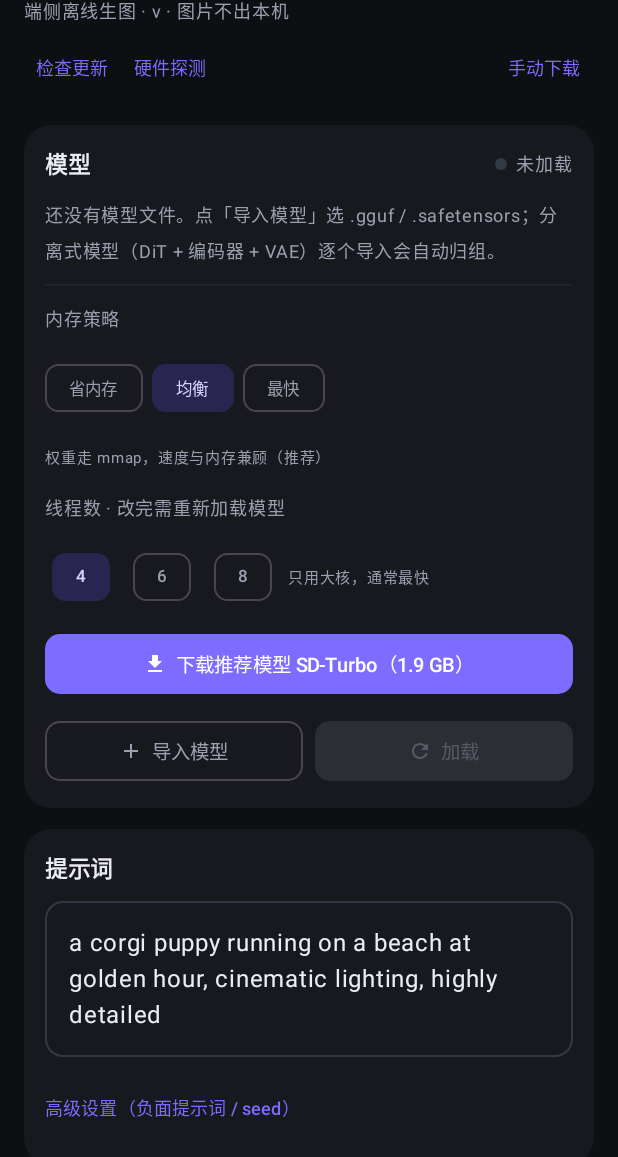
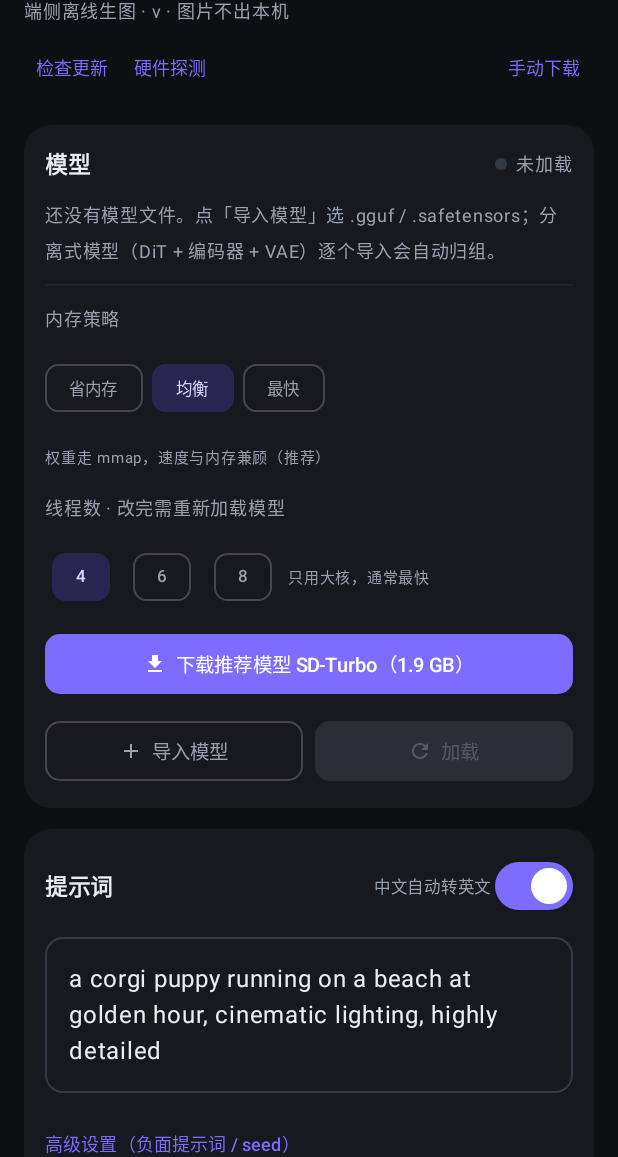
Before and after one commit to dayouAI777/phone-image-huawei, an Android app built with Jetpack Compose: the screen it shows after launch (MainActivity), on a phone screen of 412 x 824 dp, the part 79-1236 px from its top. Run offline under Robolectric (Android 15) with nearby library versions, the phone set to English and light mode, and no system bars.

Commit message:
v1.6.0: 中文提示词转换 + 耗时预估
- ZhPrompt: 内置约 300 条中英提示词词表，最长匹配切词。SD-Turbo 的 CLIP 是英文 BPE，
  中文会被切成 byte token，出图必然是噪声，这是模型架构限制
- PromptCard: 中文自动转英文开关（默认开）+ 实时转换预览，认不出的词标红提示
- 生成按钮下方显示「预计耗时」：上次实测单步耗时 x 步数 x 分辨率面积比 + 12s 固定开销，
  超 2 分钟标红
- UiState 增加 lastStepSeconds / lastPixels 供预估
- 版本 1.6.0 / versionCode 8

```diff
--- a/app/build.gradle.kts
+++ b/app/build.gradle.kts
@@ -6,8 +6,8 @@ plugins {
 
 // -Pqwenpaint.vulkan=true 编出带 ggml Vulkan 后端的 so（Maleoon GPU 路径）
 val useVulkan: Boolean = (project.findProperty("qwenpaint.vulkan") as String?)?.toBoolean() ?: false
-val versionCodeValue: Int = (project.findProperty("qwenpaint.versionCode") as String?)?.toInt() ?: 7
-val versionNameValue: String = (project.findProperty("qwenpaint.versionName") as String?) ?: "1.5.0"
+val versionCodeValue: Int = (project.findProperty("qwenpaint.versionCode") as String?)?.toInt() ?: 8
+val versionNameValue: String = (project.findProperty("qwenpaint.versionName") as String?) ?: "1.6.0"
 
 android {
     namespace = "com.qwenpaint"
--- a/app/src/main/java/com/qwenpaint/GenViewModel.kt
+++ b/app/src/main/java/com/qwenpaint/GenViewModel.kt
@@ -33,6 +33,8 @@ data class UiState(
     val progressStage: String = "",
     val stepSeconds: Float = 0f,
     val lastTiming: String = "",
+    val lastStepSeconds: Float = 0f,
+    val lastPixels: Int = 0,
     val userThreads: Int = 4,
     val image: Bitmap? = null,
     val lastSeed: Long = -1L,
@@ -230,6 +232,7 @@ class GenViewModel(app: Application) : AndroidViewModel(app) {
                     generating = true, error = null, message = null,
                     progressCompleted = 0, progressTotal = steps, progressStage = "准备中",
                     lastSeed = actualSeed,
+                    lastPixels = width * height,
                 )
             }
             val bitmap = withContext(Dispatchers.Default) {
@@ -246,6 +249,7 @@ class GenViewModel(app: Application) : AndroidViewModel(app) {
                     image = bitmap ?: it.image,
                     progressStage = if (bitmap != null) "完成" else "",
                     stepSeconds = 0f,
+                    lastStepSeconds = if (it.stepSeconds > 0f) it.stepSeconds else it.lastStepSeconds,
                     lastTiming = if (bitmap != null) SdEngine.lastTiming() else it.lastTiming,
                     message = if (bitmap != null) "seed = $actualSeed" else it.message,
                 )
--- a/app/src/main/java/com/qwenpaint/MainActivity.kt
+++ b/app/src/main/java/com/qwenpaint/MainActivity.kt
@@ -55,6 +55,7 @@ import androidx.compose.material3.OutlinedButton
 import androidx.compose.material3.OutlinedTextField
 import androidx.compose.material3.Slider
 import androidx.compose.material3.Surface
+import androidx.compose.material3.Switch
 import androidx.compose.material3.Text
 import androidx.compose.material3.TextButton
 import androidx.compose.runtime.Composable
@@ -115,6 +116,7 @@ private fun AppScreen(vm: GenViewModel) {
     var steps by rememberSaveable { mutableStateOf(4) }
     var cfg by rememberSaveable { mutableStateOf(1.0f) }
     var seedText by rememberSaveable { mutableStateOf("-1") }
+    var autoTranslate by rememberSaveable { mutableStateOf(true) }
 
     // Turbo 模型与常规模型的最佳参数差异很大，切换时自动纠正
     LaunchedEffect(state.isTurbo) {
@@ -184,6 +186,8 @@ private fun AppScreen(vm: GenViewModel) {
                 onNegativeChange = { negative = it },
                 showAdvanced = showAdvanced,
                 onToggleAdvanced = { showAdvanced = !showAdvanced },
+                autoTranslate = autoTranslate,
+                onToggleTranslate = { autoTranslate = it },
             )
 
             ParamCard(
@@ -203,7 +207,13 @@ private fun AppScreen(vm: GenViewModel) {
                 onClick = {
                     val (w, h) = SIZES[sizeIndex].second
                     val seed = seedText.trim().toLongOrNull() ?: -1L
-                    vm.generate(prompt, negative, w, h, steps, cfg, seed)
+                    // CLIP 只认英文：中文提示词先过一遍本地词表，转不出来就原样交给模型（会提示）
+                    val finalPrompt = if (autoTranslate && ZhPrompt.hasChinese(prompt)) {
+                        ZhPrompt.translate(prompt) ?: prompt
+                    } else {
+                        prompt
+                    }
+                    vm.generate(finalPrompt, negative, w, h, steps, cfg, seed)
                 },
                 enabled = state.engineReady && !state.generating && !state.loadingModel,
                 modifier = Modifier
@@ -234,6 +244,23 @@ private fun AppScreen(vm: GenViewModel) {
                         fontWeight = FontWeight.SemiBold,
                     )
                 }
+            }
+
+            // 用上一次的实测单步耗时预估本次，改参数时不用反复试错
+            if (state.lastStepSeconds > 0f && state.lastPixels > 0) {
+                val (curW, curH) = SIZES[sizeIndex].second
+                val est = state.lastStepSeconds * (curW * curH).toFloat() / state.lastPixels * steps + 12f
+                val over = est > 120f
+                Text(
+                    buildString {
+                        append("预计 ${est.toInt()} 秒")
+                        if (over) append("，已超 2 分钟 —— 降到 512×512 或减少步数")
+                        append("　（上次实测 ${"%.1f".format(state.lastStepSeconds)} 秒/步）")
+                    },
+                    fontSize = 11.sp,
+                    color = if (over) MaterialTheme.colorScheme.error
+                    else MaterialTheme.colorScheme.onSurfaceVariant,
+                )
             }
 
             if (state.generating) {
@@ -753,22 +780,55 @@ private fun PromptCard(
     onNegativeChange: (String) -> Unit,
     showAdvanced: Boolean,
     onToggleAdvanced: () -> Unit,
+    autoTranslate: Boolean,
+    onToggleTranslate: (Boolean) -> Unit,
 ) {
     Card(
         colors = CardDefaults.cardColors(containerColor = MaterialTheme.colorScheme.surface),
         shape = RoundedCornerShape(18.dp),
     ) {
         Column(modifier = Modifier.padding(14.dp), verticalArrangement = Arrangement.spacedBy(10.dp)) {
-            Text("提示词", fontWeight = FontWeight.SemiBold, fontSize = 15.sp)
+            Row(
+                modifier = Modifier.fillMaxWidth(),
+                horizontalArrangement = Arrangement.SpaceBetween,
+                verticalAlignment = Alignment.CenterVertically,
+            ) {
+                Text("提示词", fontWeight = FontWeight.SemiBold, fontSize = 15.sp)
+                // SD-Turbo 的 CLIP 只认英文，中文提示词走本地词表转换
+                Row(verticalAlignment = Alignment.CenterVertically) {
+                    Text(
+                        "中文自动转英文",
+                        fontSize = 11.sp,
+                        color = MaterialTheme.colorScheme.onSurfaceVariant,
+                    )
+                    Switch(
+                        checked = autoTranslate,
+                        onCheckedChange = onToggleTranslate,
+                        modifier = Modifier.padding(start = 2.dp),
+                    )
+                }
+            }
             OutlinedTextField(
                 value = prompt,
                 onValueChange = onPromptChange,
                 modifier = Modifier.fillMaxWidth(),
                 minLines = 3,
                 maxLines = 6,
-                placeholder = { Text("描述你想要的画面，英文效果最佳", fontSize = 13.sp) },
+                placeholder = { Text("描述你想要的画面，中文会自动转英文", fontSize = 13.sp) },
                 shape = RoundedCornerShape(12.dp),
             )
+            // 实时显示转换结果，用户能自己判断词有没有被认出来
+            if (autoTranslate && ZhPrompt.hasChinese(prompt)) {
+                val translated = ZhPrompt.translate(prompt)
+                Text(
+                    if (translated != null) "→ $translated"
+                    else "→ 没认出中文关键词。用「女孩 / 海边 / 黄金时刻 / 赛博朋克」这类常见词，或直接用英文",
+                    fontSize = 11.sp,
+                    lineHeight = 15.sp,
+                    color = if (translated != null) MaterialTheme.colorScheme.secondary
+                    else MaterialTheme.colorScheme.error,
+                )
+            }
             TextButton(
                 onClick = onToggleAdvanced,
                 contentPadding = androidx.compose.foundation.layout.PaddingValues(0.dp),
--- /dev/null
+++ b/app/src/main/java/com/qwenpaint/ZhPrompt.kt
@@ -0,0 +1,169 @@
+package com.qwenpaint
+
+/**
+ * 中文提示词 → 英文 tag。
+ *
+ * SD-Turbo 的文本编码器是 OpenAI CLIP ViT-L/14，tokenizer 只认英文 BPE：中文进去会被切成
+ * byte-level token，CLIP 完全读不懂，出图基本是噪声。这不是 App 的 bug，是模型架构决定的。
+ *
+ * 不接在线翻译（违背离线定位，容器里网络也不稳，还会把提示词传出去），改用内置词表：
+ * SD 的 prompt 本来就是一堆 tag 堆起来的，按最长匹配把中文切词替换成英文 tag，CLIP 就能吃。
+ * 未收录的词直接丢弃，不硬塞乱码。
+ */
+object ZhPrompt {
+
+    /** 虚词/量词，先剔掉，避免干扰切词 */
+    private val STOP_WORDS = listOf(
+        "一个", "一只", "一位", "一条", "一张", "一幅", "一些", "一片", "一群",
+        "的", "了", "着", "在", "上", "里", "中", "和", "与", "及", "或",
+        "非常", "超级", "特别", "十分", "很", "有点", "正在", "然后", "而且", "并且",
+    )
+
+    private val DICT: Map<String, String> = mapOf(
+        // ---------------- 人物 ----------------
+        "女孩" to "a girl", "女生" to "a girl", "少女" to "a young girl",
+        "女人" to "a woman", "女士" to "a lady", "男子" to "a man", "男人" to "a man",
+        "男孩" to "a boy", "少年" to "a boy", "儿童" to "a child", "宝宝" to "a baby",
+        "老人" to "an elderly person", "情侣" to "a couple", "新娘" to "a bride",
+        "公主" to "a princess", "王子" to "a prince", "女王" to "a queen", "国王" to "a king",
+        "武士" to "a samurai", "骑士" to "a knight", "忍者" to "a ninja", "海盗" to "a pirate",
+        "宇航员" to "an astronaut", "机器人" to "a robot", "女巫" to "a witch", "法师" to "a mage",
+        "天使" to "an angel", "恶魔" to "a demon", "精灵" to "an elf", "吸血鬼" to "a vampire",
+        "医生" to "a doctor", "厨师" to "a chef", "舞者" to "a dancer", "士兵" to "a soldier",
+        "科学家" to "a scientist", "侦探" to "a detective", "农夫" to "a farmer", "画家" to "a painter",
+        "音乐家" to "a musician", "模特" to "a fashion model", "背包客" to "a backpacker",
+        // ---------------- 动物 ----------------
+        "猫" to "a cat", "猫咪" to "a cat", "小猫" to "a kitten", "橘猫" to "an orange tabby cat",
+        "狗" to "a dog", "小狗" to "a puppy", "柯基" to "a corgi", "柴犬" to "a shiba inu",
+        "金毛" to "a golden retriever", "哈士奇" to "a husky", "狼" to "a wolf", "狐狸" to "a fox",
+        "老虎" to "a tiger", "狮子" to "a lion", "熊猫" to "a panda", "兔子" to "a rabbit",
+        "仓鼠" to "a hamster", "松鼠" to "a squirrel", "鹿" to "a deer", "马" to "a horse",
+        "大象" to "an elephant", "猴子" to "a monkey", "企鹅" to "a penguin", "海豹" to "a seal",
+        "鸟" to "a bird", "猫头鹰" to "an owl", "鹰" to "an eagle", "天鹅" to "a swan",
+        "龙" to "a dragon", "恐龙" to "a dinosaur", "鲸鱼" to "a whale", "鲨鱼" to "a shark",
+        "海豚" to "a dolphin", "蝴蝶" to "a butterfly", "蜜蜂" to "a bee", "蜻蜓" to "a dragonfly",
+        "青蛙" to "a frog", "蛇" to "a snake", "蜘蛛" to "a spider", "章鱼" to "an octopus",
+        "水母" to "a jellyfish", "独角兽" to "a unicorn", "凤凰" to "a phoenix",
+        // ---------------- 场景 / 地点 ----------------
+        "海边" to "at the beach", "沙滩" to "on a sandy beach", "海洋" to "the ocean",
+        "大海" to "the sea", "海浪" to "ocean waves", "森林" to "in a forest", "树林" to "in the woods",
+        "山顶" to "on a mountain peak", "山脉" to "mountains", "雪山" to "snowy mountains",
+        "山谷" to "a valley", "悬崖" to "a cliff", "沙漠" to "a desert", "草原" to "a grassland",
+        "田野" to "a field", "湖泊" to "a lake", "河边" to "by the river", "瀑布" to "a waterfall",
+        "城市" to "a city", "街道" to "a street", "城市街道" to "a city street", "小巷" to "a narrow alley",
+        "咖啡馆" to "a cozy cafe", "图书馆" to "a library", "卧室" to "a bedroom", "客厅" to "a living room",
+        "厨房" to "a kitchen", "教室" to "a classroom", "办公室" to "an office", "寺庙" to "a temple",
+        "教堂" to "a church", "城堡" to "a castle", "废墟" to "ancient ruins", "灯塔" to "a lighthouse",
+        "花园" to "a garden", "樱花" to "cherry blossoms", "竹林" to "a bamboo forest",
+        "古街" to "an old street", "码头" to "a dock", "火车站" to "a train station",
+        "地铁" to "a subway station", "天桥" to "a pedestrian bridge", "天空" to "the sky",
+        "星空" to "a starry sky", "云海" to "a sea of clouds", "宇宙" to "outer space",
+        "太空" to "outer space", "月球" to "the moon", "火星" to "Mars", "极光" to "the aurora",
+        // ---------------- 风格 ----------------
+        "赛博朋克" to "cyberpunk", "蒸汽朋克" to "steampunk", "末日" to "post apocalyptic",
+        "水墨" to "chinese ink wash painting", "水墨画" to "chinese ink wash painting",
+        "中国风" to "chinese traditional style", "国风" to "chinese traditional style",
+        "油画" to "oil painting", "水彩" to "watercolor painting", "素描" to "pencil sketch",
+        "漫画" to "comic book style", "动漫" to "japanese anime style", "二次元" to "anime style",
+        "插画" to "digital illustration", "像素风" to "pixel art", "3d" to "3d render",
+        "渲染" to "3d render", "写实" to "photorealistic", "摄影" to "photography",
+        "卡通" to "cartoon style", "极简" to "minimalist", "复古" to "vintage",
+        "未来感" to "futuristic", "哥特" to "gothic", "巴洛克" to "baroque",
+        "印象派" to "impressionism", "浮世绘" to "ukiyo-e", "波普" to "pop art",
+        "低多边形" to "low poly", "粘土" to "claymation", "纸艺" to "paper art",
+        "霓虹" to "neon lights", "胶片" to "film photography", "黑白" to "black and white",
+        // ---------------- 光照 / 氛围 ----------------
+        "黄金时刻" to "golden hour lighting", "日落" to "sunset", "日出" to "sunrise",
+        "黄昏" to "at dusk", "清晨" to "early morning", "夜晚" to "at night",
+        "月光" to "moonlight", "逆光" to "backlighting", "侧光" to "side lighting",
+        "柔光" to "soft lighting", "电影光" to "cinematic lighting", "影棚灯" to "studio lighting",
+        "烛光" to "candlelight", "篝火" to "a campfire", "雾气" to "fog", "薄雾" to "light mist",
+        "下雨" to "in the rain", "下雪" to "snowfall", "彩虹" to "a rainbow",
+        "梦幻" to "dreamy atmosphere", "神秘" to "mysterious atmosphere", "安静" to "quiet atmosphere",
+        "温暖" to "warm tones", "冷色调" to "cool color palette", "高对比" to "high contrast",
+        // ---------------- 镜头 / 构图 ----------------
+        "特写" to "close-up shot", "半身" to "half body portrait", "全身" to "full body shot",
+        "远景" to "wide shot", "鸟瞰" to "aerial view", "俯拍" to "top down view",
+        "仰拍" to "low angle shot", "微距" to "macro shot", "景深" to "shallow depth of field",
+        "虚化" to "bokeh background", "广角" to "wide angle lens", "长焦" to "telephoto lens",
+        "鱼眼" to "fisheye lens", "电影感" to "cinematic composition", "对称" to "symmetrical composition",
+        // ---------------- 动作 ----------------
+        "跑" to "running", "奔跑" to "running fast", "站" to "standing", "站着" to "standing",
+        "坐" to "sitting", "坐着" to "sitting", "躺" to "lying down", "跳" to "jumping",
+        "飞" to "flying", "游泳" to "swimming", "跳舞" to "dancing", "笑" to "smiling",
+        "哭" to "crying", "看书" to "reading a book", "睡觉" to "sleeping", "吃东西" to "eating",
+        "喝咖啡" to "drinking coffee", "弹吉他" to "playing guitar", "唱歌" to "singing",
+        "拥抱" to "hugging", "牵手" to "holding hands", "散步" to "walking", "回头" to "looking back",
+        "思考" to "thinking", "看镜头" to "looking at camera",
+        // ---------------- 服饰 / 外观 ----------------
+        "穿着" to "wearing", "裙子" to "a dress", "长裙" to "a long dress", "西装" to "a suit",
+        "和服" to "a kimono", "汉服" to "hanfu", "校服" to "a school uniform", "军装" to "a military uniform",
+        "帽子" to "a hat", "墨镜" to "sunglasses", "眼镜" to "glasses", "围巾" to "a scarf",
+        "长发" to "long hair", "短发" to "short hair", "卷发" to "curly hair", "马尾" to "a ponytail",
+        "翅膀" to "wings", "盔甲" to "armor", "披风" to "a cape",
+        // ---------------- 颜色 ----------------
+        "红色" to "red", "蓝色" to "blue", "绿色" to "green", "黄色" to "yellow",
+        "紫色" to "purple", "粉色" to "pink", "白色" to "white", "黑色" to "black",
+        "金色" to "golden", "银色" to "silver", "橙色" to "orange", "灰色" to "gray",
+        // ---------------- 物体 ----------------
+        "车" to "a car", "汽车" to "a car", "跑车" to "a sports car", "摩托车" to "a motorcycle",
+        "自行车" to "a bicycle", "飞机" to "an airplane", "船" to "a boat", "帆船" to "a sailboat",
+        "热气球" to "a hot air balloon", "火车" to "a train", "房子" to "a house", "小屋" to "a cabin",
+        "树" to "a tree", "大树" to "a big tree", "花" to "flowers", "玫瑰" to "roses",
+        "向日葵" to "sunflowers", "荷叶" to "lotus leaves", "灯" to "a lamp", "路灯" to "a street lamp",
+        "窗户" to "a window", "门" to "a door", "书" to "a book", "咖啡" to "a cup of coffee",
+        "蛋糕" to "a cake", "面包" to "bread", "水果" to "fruit", "苹果" to "an apple",
+        "西瓜" to "a watermelon", "伞" to "an umbrella", "气球" to "balloons", "风筝" to "a kite",
+        // ---------------- 形容词 ----------------
+        "可爱" to "cute", "美丽" to "beautiful", "漂亮" to "beautiful", "帅气" to "handsome",
+        "古老" to "ancient", "巨大" to "giant", "微小" to "tiny", "明亮" to "bright",
+        "黑暗" to "dark", "华丽" to "ornate", "破旧" to "worn out", "干净" to "clean",
+        "精致" to "delicate", "壮丽" to "majestic", "宁静" to "serene", "孤独" to "lonely",
+        "快乐" to "joyful", "悲伤" to "sorrowful", "威严" to "majestic",
+        // ---------------- 画质（用户常写） ----------------
+        "高清" to "high resolution", "超清" to "ultra detailed", "细节" to "fine details",
+        "杰作" to "masterpiece", "专业" to "professional", "获奖" to "award winning",
+    )
+
+    private val CJK = Regex("[\\u4e00-\\u9fa5]")
+    private const val MAX_TAG_CHARS = 6
+
+    fun hasChinese(text: String): Boolean = CJK.containsMatchIn(text)
+
+    /**
+     * 转成英文 tag 串。返回 null 表示一个词都没认出来（让调用方提示用户改用英文）。
+     */
+    fun translate(input: String): String? {
+        if (!hasChinese(input)) return input
+
+        var text = input
+        STOP_WORDS.forEach { text = text.replace(it, " ") }
+
+        val chunks = text.split(Regex("[，。、；：！？,.;:!?\\s()（）\\[\\]【】\"'“”‘’]+"))
+            .filter { it.isNotBlank() }
+
+        val tags = LinkedHashSet<String>()
+        for (chunk in chunks) {
+            var i = 0
+            while (i < chunk.length) {
+                var matched = false
+                val maxLen = minOf(MAX_TAG_CHARS, chunk.length - i)
+                var len = maxLen
+                while (len > 0) {
+                    val en = DICT[chunk.substring(i, i + len)]
+                    if (en != null) {
+                        tags.add(en)
+                        i += len
+                        matched = true
+                        break
+                    }
+                    len--
+                }
+                if (!matched) i++
+            }
+        }
+
+        if (tags.isEmpty()) return null
+        return tags.joinToString(", ")
+    }
+}
```
Also changed, not shown: 1 other file.
